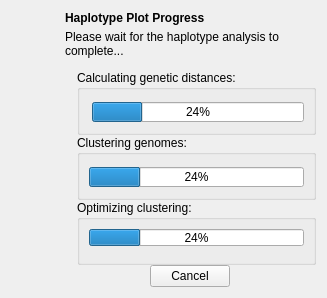
This is QtSLiM/QtSLiMHaplotypeProgress.ui in MesserLab/SLiM as Qt 5 draws it before an edit. The edited form follows.
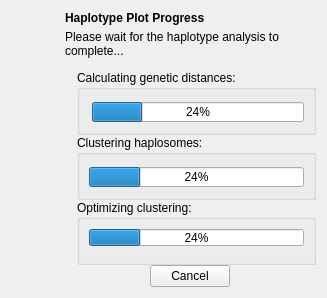
This is the edited form. Icons and pictures are not drawn. Custom widgets are drawn as their Qt base class.

Commit message: terminology shift from genome to haplosome, pass 1

What changed in the file:
```diff
--- a/QtSLiM/QtSLiMHaplotypeProgress.ui
+++ b/QtSLiM/QtSLiMHaplotypeProgress.ui
@@ -195,7 +195,7 @@
             </sizepolicy>
            </property>
            <property name="title">
-            <string>Clustering genomes:</string>
+            <string>Clustering haplosomes:</string>
            </property>
            <property name="flat">
             <bool>true</bool>
```
The commit also changes 77 other files.
